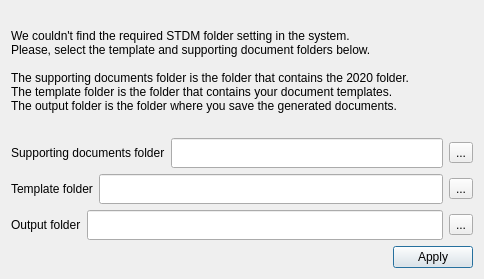
Qt form ui/ui_upgrade_paths.ui (gltn/stdm) before a commit.
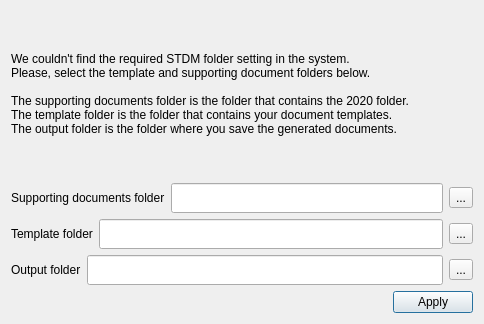
The same form after that commit. Icons and pictures are not drawn.

Diff of the .ui file:
```diff
--- a/ui/ui_upgrade_paths.ui
+++ b/ui/ui_upgrade_paths.ui
@@ -7,7 +7,7 @@
     <x>0</x>
     <y>0</y>
     <width>484</width>
-    <height>279</height>
+    <height>324</height>
    </rect>
   </property>
   <property name="windowTitle">
```
